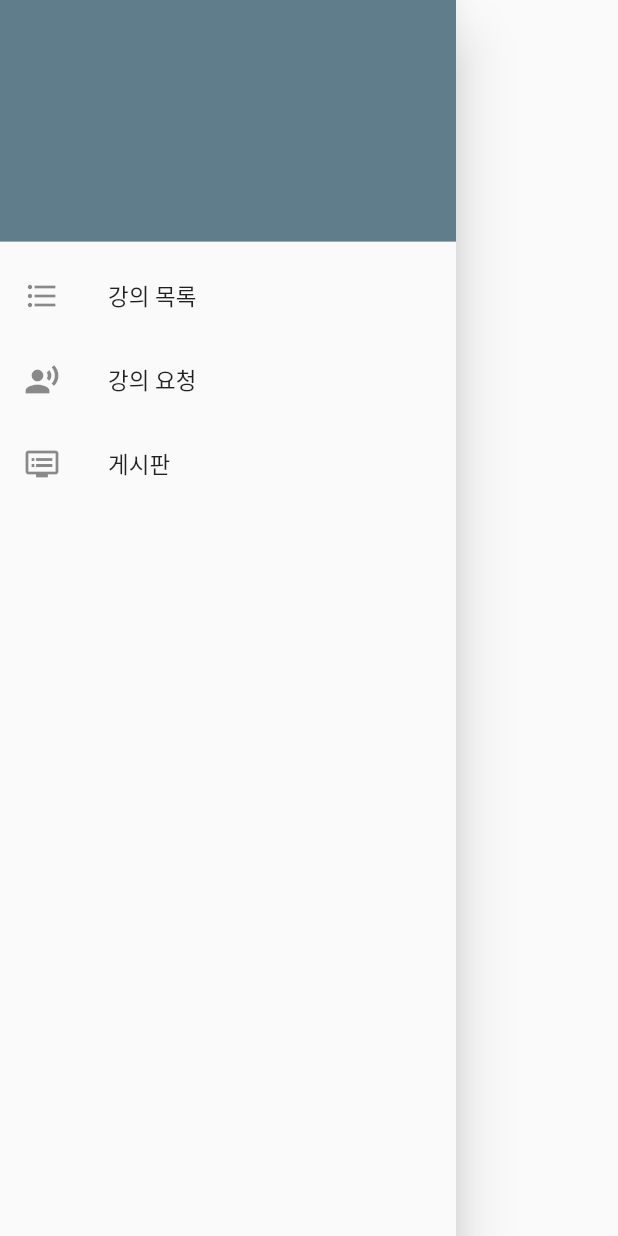
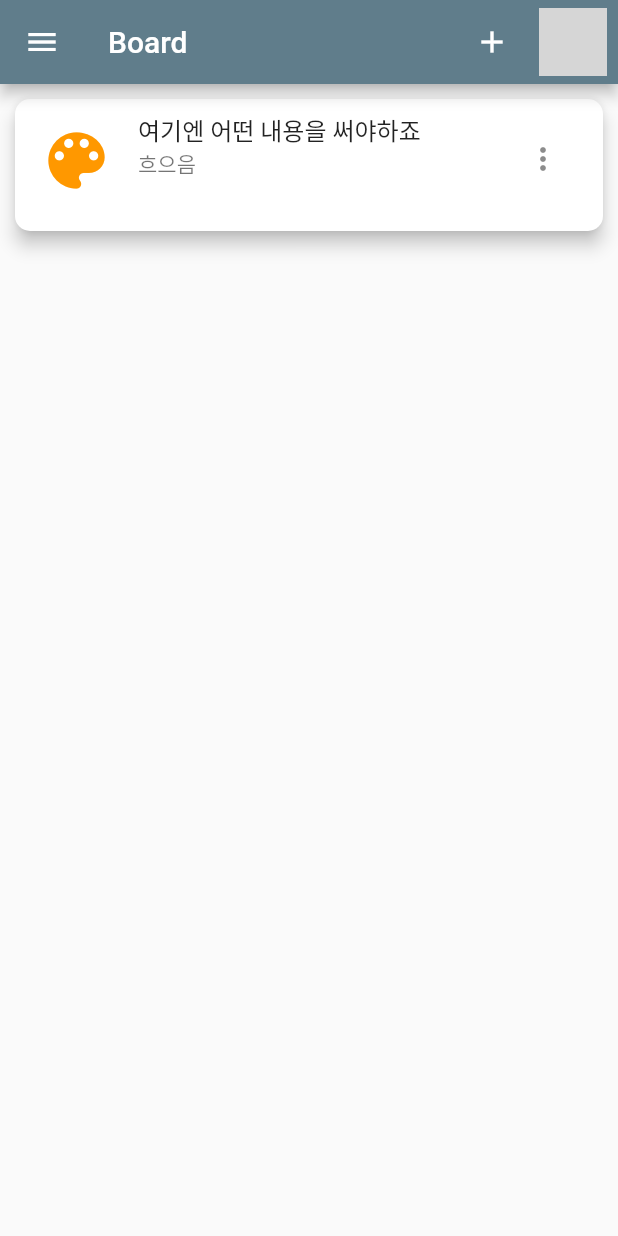
Before and after one commit to aufmcl/potential_u, a Flutter app: what drawer() shows on an empty page, opened directly, after a tap on "게시판", on a phone screen of 412 x 824 dp. Run offline on Flutter 3.47's test engine with Material 2 defaults, Android fonts, the phone set to English and light mode, and no system bars; our stand-ins replace firebase_auth, google_sign_in; accounts and stored records are empty; network calls fail; grey boxes are pictures that could not be loaded.

Commit message:
Create board_page

```diff
--- /dev/null
+++ b/lib/board_page.dart
@@ -0,0 +1,31 @@
+import 'package:flutter/cupertino.dart';
+import 'package:flutter/material.dart';
+import 'google_sign_in.dart';
+import 'my_widget.dart';
+
+class BoardPage extends StatefulWidget {
+  @override
+  _BoardPage createState() => _BoardPage();
+}
+
+class _BoardPage extends State<BoardPage> {
+  @override
+  Widget build(BuildContext context) {
+    return Scaffold(
+        appBar: AppBar(
+          title: const Text('Board'),
+          backgroundColor: Colors.blueGrey,
+          actions: <Widget>[
+            btn_Add(context),
+            userProfile(imageUrl),
+          ],
+        ),
+        drawer: drawer(context),
+        body: ListView(
+          children: <Widget>[
+            cardView(Icon(Icons.color_lens), Colors.orange, '여기엔 어떤 내용을 써야하죠',
+                '흐으음'),
+          ],
+        ));
+  }
+}
--- a/lib/my_widget.dart
+++ b/lib/my_widget.dart
@@ -1,3 +1,4 @@
+import 'package:potential_u/board_page.dart';
 import 'package:potential_u/request_page.dart';
 import 'package:flutter/material.dart';
 import 'list_page.dart';
@@ -31,6 +32,7 @@ Widget cardView(Icon icon, Color color, String title, String subtitle) {
     ),
   );
 }
+
 Widget btn_Add(BuildContext context) {
   return IconButton(
     icon: Icon(Icons.add),
@@ -45,6 +47,7 @@ Widget btn_Add(BuildContext context) {
     },
   );
 }
+
 Widget userProfile(String imageUrl) {
   return CircleAvatar(
     radius: 30.0,
@@ -57,6 +60,7 @@ Widget userProfile(String imageUrl) {
     backgroundColor: Colors.transparent,
   );
 }
+
 Widget drawer(BuildContext context) {
   return Drawer(
     child: ListView(
@@ -103,7 +107,12 @@ Widget drawer(BuildContext context) {
             '게시판',
             style: TextStyle(fontSize: 15),
           ),
-          onTap: () {},
+          onTap: () {
+            Navigator.push(
+              context,
+              MaterialPageRoute(builder: (context) => BoardPage()),
+            );
+          },
         ),
       ],
     ),
```
